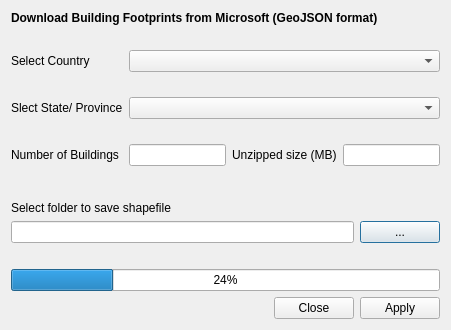
First picture: the form in forms/hcmgis_microsoft_form.ui, repository thangqd/HCMGIS, before the edit.
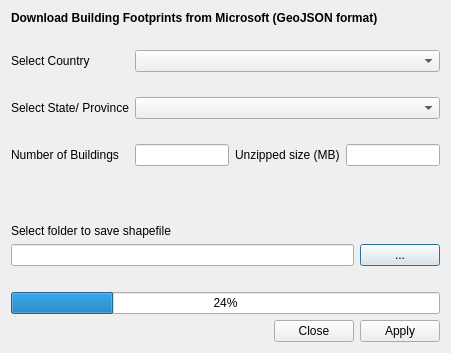
Second picture: the form after the edit.

The edit to the form file:
```diff
--- a/forms/hcmgis_microsoft_form.ui
+++ b/forms/hcmgis_microsoft_form.ui
@@ -13,7 +13,7 @@
     <x>0</x>
     <y>0</y>
     <width>451</width>
-    <height>330</height>
+    <height>353</height>
    </rect>
   </property>
   <property name="mouseTracking">
@@ -71,7 +71,7 @@
      <item row="6" column="0">
       <widget class="QLabel" name="label_4">
        <property name="text">
-        <string>Slect State/ Province</string>
+        <string>Select State/ Province</string>
        </property>
       </widget>
      </item>
```
